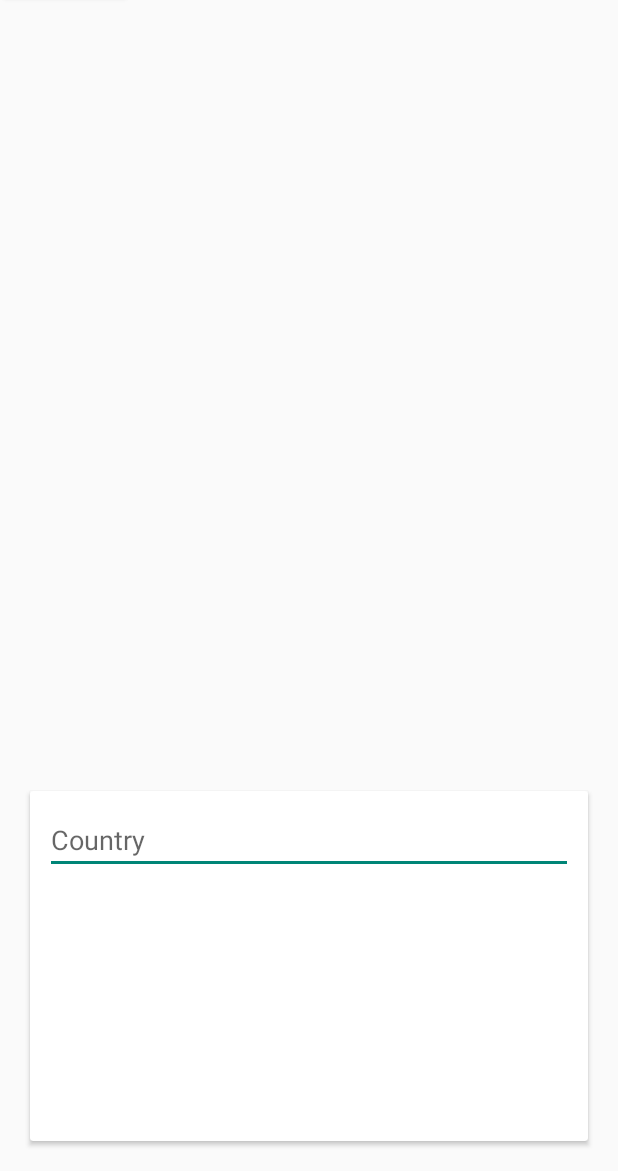
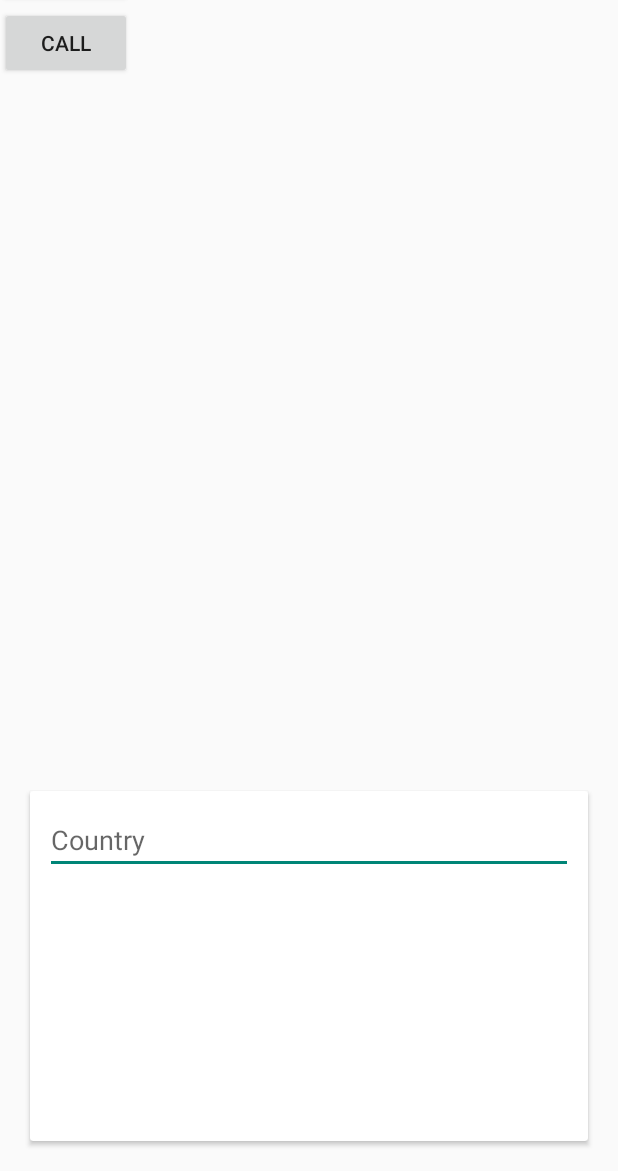
Before and after one commit to TeamAppEngine/bottel.client, an Android app: the screen it shows after launch (MapsActivity), after a tap on "REGISTER", on a phone screen of 412 x 824 dp, the part 65-1236 px from its top. Run offline under Robolectric (Android 15) with nearby library versions, the phone set to English and light mode, and no system bars; libraries missing offline, so code that uses them is left out: de.greenrobot.event, retrofit.client; 2 statements that could not run were skipped.

Commit message:
receive call perfect

```diff
--- a/app/src/main/java/io/bottel/views/activities/maps/MapsActivity.java
+++ b/app/src/main/java/io/bottel/views/activities/maps/MapsActivity.java
@@ -64,6 +64,13 @@ public class MapsActivity extends FragmentActivity implements View.OnClickListen
         registerButton = (Button) findViewById(R.id.button_register);
 
         registerButton.setOnClickListener(this);
+
+        (findViewById(R.id.button_call)).setOnClickListener(new View.OnClickListener() {
+            @Override
+            public void onClick(View v) {
+                BottelApp.getInstance().getCallService().call("nops_gmail.com");
+            }
+        });
 
         country_iso = getResources().getStringArray(R.array.country_iso);
         country_name = getResources().getStringArray(R.array.country_name);
--- a/app/src/main/java/io/bottel/voip/VoxClient.java
+++ b/app/src/main/java/io/bottel/voip/VoxClient.java
@@ -212,7 +212,7 @@ public class VoxClient extends VOIPService implements VoxImplantCallback {
 
     @Override
     public void onLoginSuccessful(String displayName) {
-        toast("Login succeeded.");
+        toast("Login succeeded. " + username);
         EventBus.getDefault().post(new OnLoginSuccessful());
 //        this.listener.onLoggedIn(displayName);
     }
--- a/app/src/main/res/layout/activity_maps.xml
+++ b/app/src/main/res/layout/activity_maps.xml
@@ -34,6 +34,13 @@
         android:layout_height="wrap_content"
         android:text="register" />
 
+    <Button
+        android:id="@+id/button_call"
+        android:layout_width="wrap_content"
+        android:layout_height="wrap_content"
+        android:layout_below="@id/button_register"
+        android:text="call" />
+
     <FrameLayout
         android:id="@+id/frame_wrapper"
         android:layout_width="match_parent"
```
